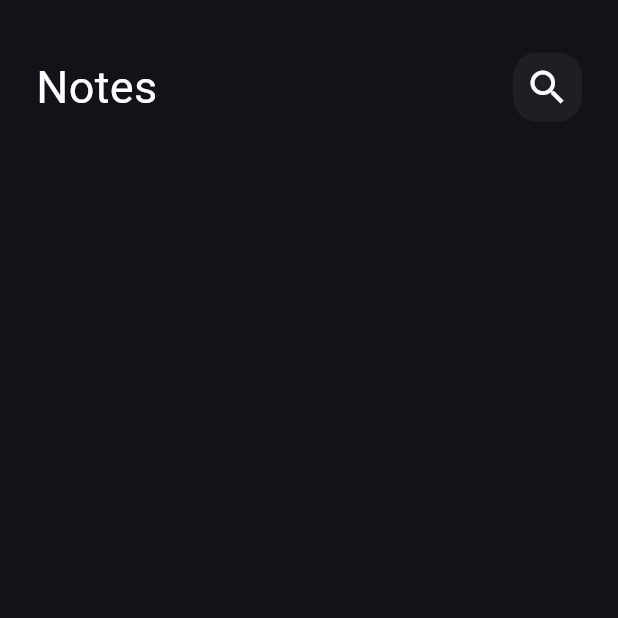
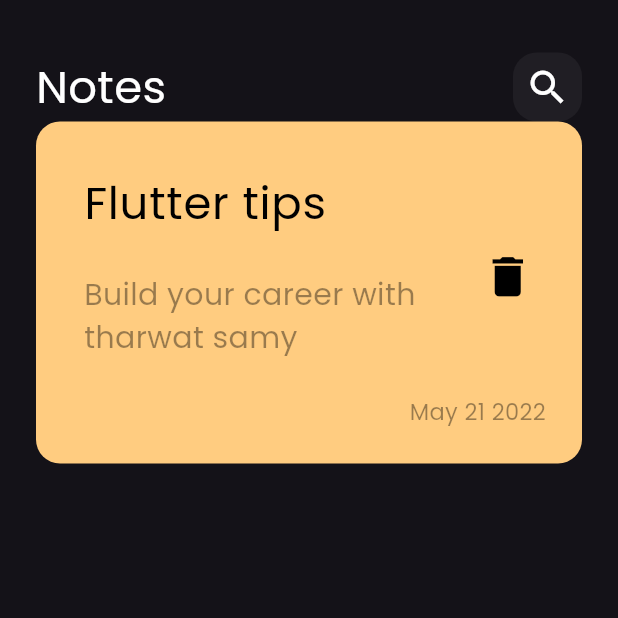
Before and after one commit to IbrahimHosny2002/Notes-App, a Flutter app: the screen it shows after launch, on a phone screen of 412 x 824 dp, the top half of it. Run offline on Flutter 3.47's test engine with Material 3 defaults, Android fonts, the phone set to English and light mode, and no system bars.

Commit message:
create custom note iteam

```diff
--- a/lib/main.dart
+++ b/lib/main.dart
@@ -11,7 +11,10 @@ class NotesApp extends StatelessWidget {
   Widget build(BuildContext context) {
     return MaterialApp(
       debugShowCheckedModeBanner: false,
-      theme: ThemeData.dark(),
+      theme: ThemeData(
+        brightness: Brightness.dark,
+        fontFamily: 'Poppins'
+      ),
       home: const NotesView(),
     );
   }
--- /dev/null
+++ b/lib/views/widgets/custom_note_iteam.dart
@@ -0,0 +1,71 @@
+import 'package:flutter/material.dart';
+
+class CustomNoteIteam extends StatelessWidget {
+  const CustomNoteIteam({super.key});
+
+  @override
+  Widget build(BuildContext context) {
+    return Container(
+      padding: const EdgeInsets.only(
+        top: 24,
+        bottom: 24,
+        left: 16
+      ),
+      decoration: BoxDecoration(
+        color: const Color(0XFFFFCC80),
+        borderRadius: BorderRadius.circular(16),
+      ),
+      child: Column(
+        crossAxisAlignment: CrossAxisAlignment.end,
+        children: [
+          ListTile(
+            title: const Padding(
+              padding: EdgeInsets.only(
+                bottom: 24
+              ),
+              child: Text(
+                'Flutter tips',
+                style: TextStyle(
+                  fontSize: 30,
+                  color: Colors.black
+                ),
+              ),
+            ),
+            subtitle:  Padding(
+              padding: const EdgeInsets.only(
+                bottom: 16
+              ),
+              child: Text(
+                'Build your career with tharwat samy',
+                style: TextStyle(
+                  fontSize: 20,
+                  color: Colors.black.withOpacity(0.4)
+                ),
+              ),
+            ),
+            trailing: IconButton(
+              onPressed: (){},
+              icon: const Icon(
+                Icons.delete,
+                color: Colors.black,
+                size: 35,
+              ),
+            ),
+          ),
+           Padding(
+            padding: const EdgeInsets.only(
+              right: 24,
+            ),
+             child: Text(
+                'May 21 2022',
+                style: TextStyle(
+                  fontSize: 15,
+                  color: Colors.black.withOpacity(0.4)
+                ),
+              ),
+           ),
+        ],
+      ),
+    );
+  }
+}
--- a/lib/views/widgets/notes_view_body.dart
+++ b/lib/views/widgets/notes_view_body.dart
@@ -1,5 +1,6 @@
 import 'package:flutter/material.dart';
 import 'package:notes_app/views/widgets/custom_app_bar.dart';
+import 'package:notes_app/views/widgets/custom_note_iteam.dart';
 
 class NotesViewBody extends StatelessWidget {
   const NotesViewBody({super.key});
@@ -16,6 +17,7 @@ class NotesViewBody extends StatelessWidget {
             height: 35,
           ),
           CustomAppBar(),
+          CustomNoteIteam(),
         ],
       ),
     );
```
Also changed, not shown: pubspec.yaml (+5 -12 lines), assets/fonts/Poppins-Regular.ttf (added).
